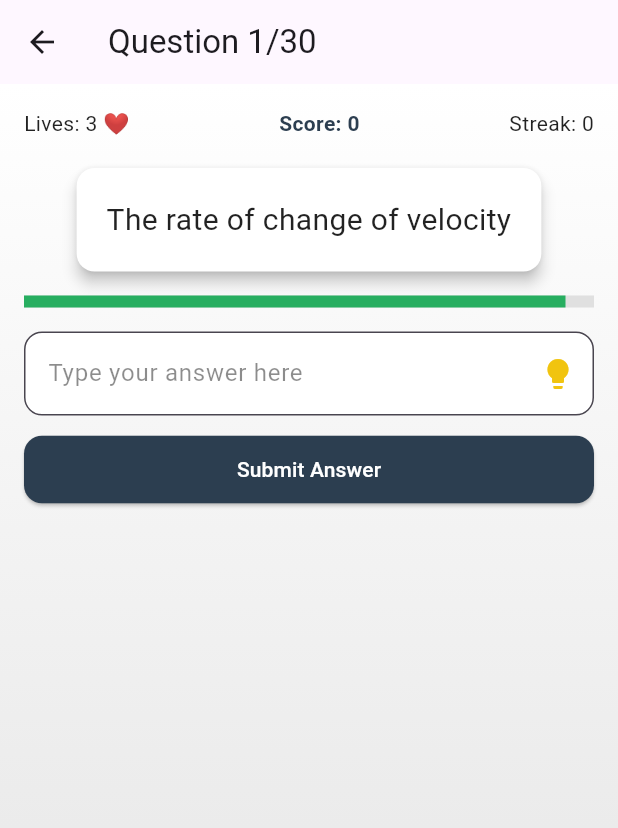
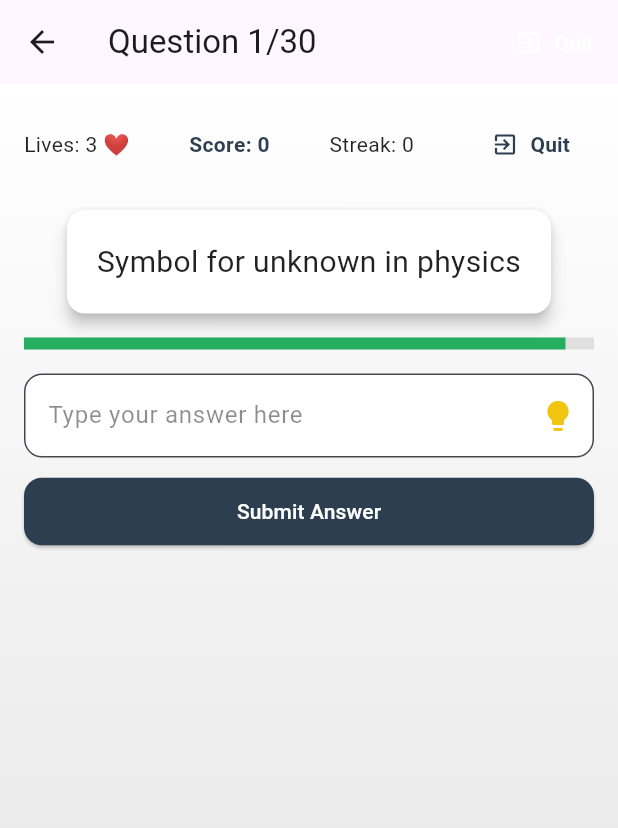
Before and after one commit to KiwiUG/rural-learning-app, a Flutter app: the ABCGame screen opened directly, after a tap on "Start Game", on a phone screen of 412 x 824 dp. Shown: the top 828 px of the screen. Run offline on Flutter 3.47's test engine with Material 3 defaults, Android fonts, the phone set to English and light mode, and no system bars; our stand-ins replace audioplayers, flutter_svg, hive, hive_flutter, shared_preferences; missing offline and left inert: flame; accounts and stored records are empty.

Commit message:
quit button and question randomized

```diff
--- a/lib/features/game/abcgame.dart
+++ b/lib/features/game/abcgame.dart
@@ -101,10 +101,14 @@ class _ABCGameState extends State<ABCGame> {
 
   void _startGame() {
     if (!allQuestions.containsKey(selectedTheme)) return;
+    // Copy and shuffle only the selected theme's questions
+    final shuffledQuestions = List<Question>.from(allQuestions[selectedTheme]!);
+    shuffledQuestions.shuffle();
+
     Navigator.push(
       context,
       MaterialPageRoute(
-        builder: (_) => GameScreen(questions: allQuestions[selectedTheme]!),
+        builder: (_) => GameScreen(questions: shuffledQuestions),
       ),
     ).then((_) => _reloadHighScore());
   }
@@ -130,7 +134,6 @@ class _ABCGameState extends State<ABCGame> {
     final List<String> rankEmojis = ['🥇', '🥈', '🥉', '🏅', '🎖️'];
 
     return Scaffold(
-
       backgroundColor: Colors.transparent,
       appBar: AppBar(title: Text("STEM Quiz")),
       body: Container(
@@ -401,6 +404,11 @@ class _GameScreenState extends State<GameScreen>
     );
   }
 
+  void _quitGame() {
+    timer?.cancel();
+    Navigator.of(context).pop();
+  }
+
   @override
   void dispose() {
     timer?.cancel();
@@ -454,6 +462,20 @@ class _GameScreenState extends State<GameScreen>
     return Scaffold(
       appBar: AppBar(
         title: Text('Question ${index + 1}/${widget.questions.length}'),
+        actions: [
+          TextButton.icon(
+            onPressed: _quitGame,
+            icon: Icon(Icons.exit_to_app, color: Colors.white),
+            label: Text(
+              "Quit",
+              style: TextStyle(
+                color: Colors.white,
+                fontWeight: FontWeight.bold,
+              ),
+            ),
+            style: TextButton.styleFrom(foregroundColor: Colors.white),
+          ),
+        ],
       ),
       body: Stack(
         children: [
@@ -486,6 +508,20 @@ class _GameScreenState extends State<GameScreen>
                       Text(
                         'Streak: $streak',
                         style: TextStyle(color: Colors.black87),
+                      ),
+                      TextButton.icon(
+                        onPressed: _quitGame,
+                        icon: Icon(Icons.exit_to_app, color: Color(0xFF2C3E50)),
+                        label: Text(
+                          "Quit",
+                          style: TextStyle(
+                            color: Color(0xFF2C3E50),
+                            fontWeight: FontWeight.bold,
+                          ),
+                        ),
+                        style: TextButton.styleFrom(
+                          foregroundColor: Color(0xFF2C3E50),
+                        ),
                       ),
                     ],
                   ),
```
